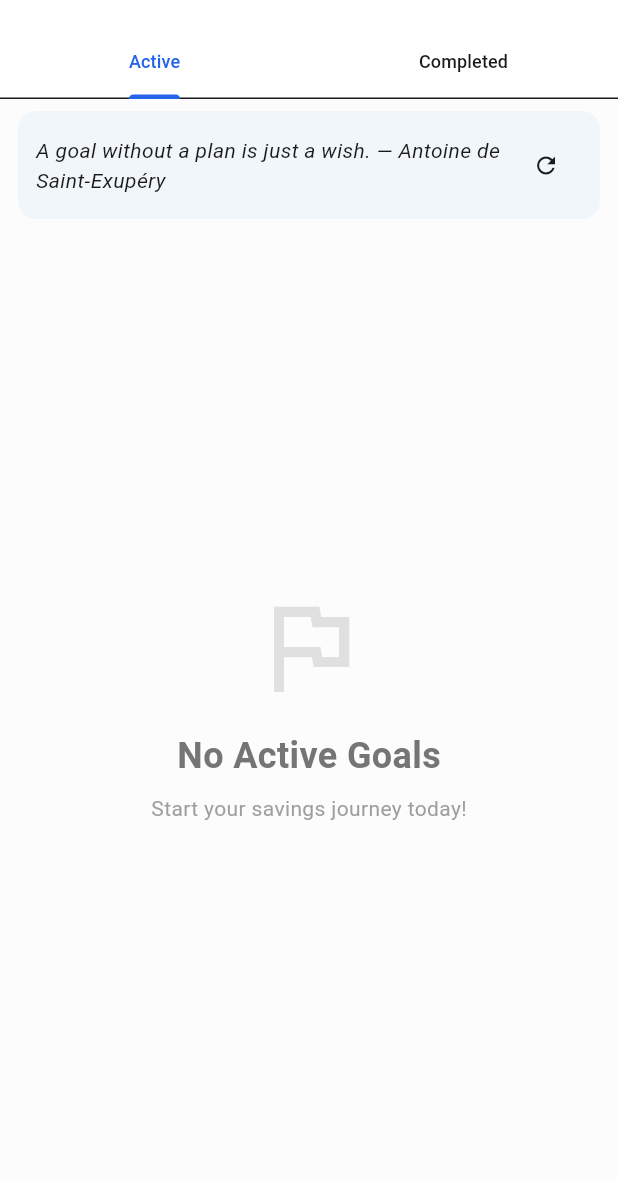
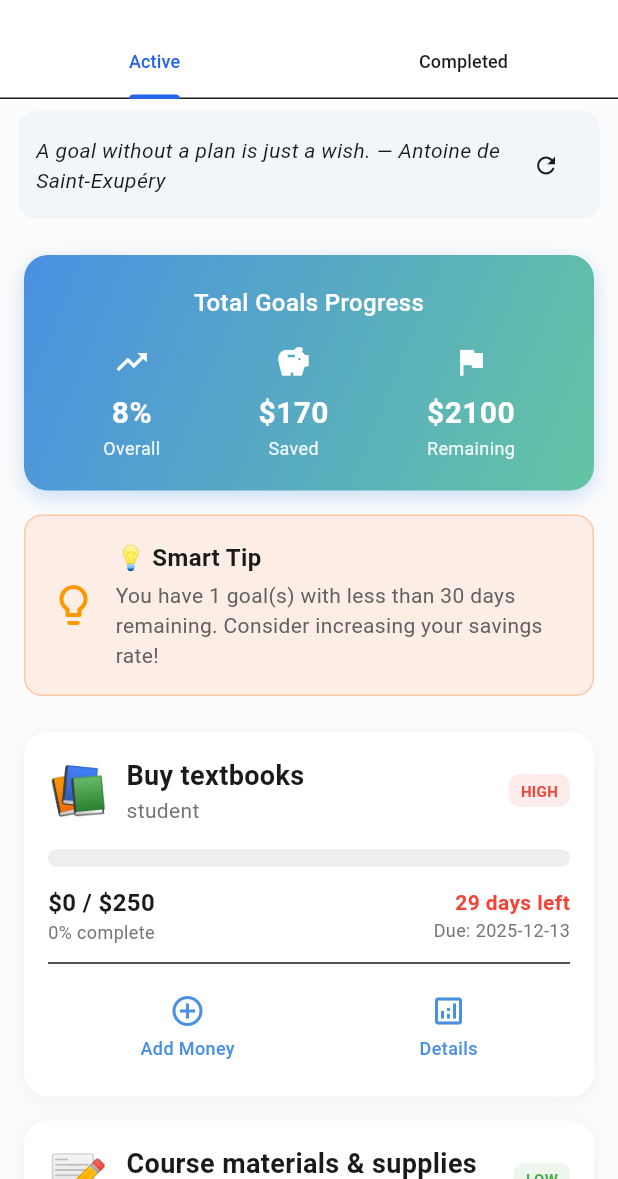
Before and after one commit to Ameni02/Mobile_Project_BrainStack_5SAE5, a Flutter app: the screen it shows after launch, item 4 of the bottom bar chosen, after a tap on "Financial Goals", on a phone screen of 412 x 824 dp, the part 57-1236 px from its top. Run offline on Flutter 3.47's test engine with Material 3 defaults, Android fonts, the phone set to English and light mode, and no system bars; our stand-ins replace fl_chart, flutter_secure_storage, share_plus, shared_preferences, sqflite; missing offline and left inert: excel; accounts and stored records are empty; network calls fail.

```diff
--- a/lib/DB/DB.dart
+++ b/lib/DB/DB.dart
@@ -1,5 +1,6 @@
 import 'package:path/path.dart';
 import 'package:sqflite/sqflite.dart';
+import 'dart:convert'; // pour json.encode
 import '../models/Notes_data.dart';
 
 class DB {
@@ -10,7 +11,7 @@ class DB {
     }
     _db = await openDatabase(
       join(await getDatabasesPath(), 'finance_dashboard.db'),
-      version: 1,
+      version: 3,
       onCreate: (db, version) async {
         await db.execute(
           'CREATE TABLE notes(id INTEGER PRIMARY KEY AUTOINCREMENT, title TEXT, content TEXT, createdAt TEXT, updatedAt TEXT, categoryId INTEGER, isImportant INTEGER, isArchived INTEGER, isPinned INTEGER)',
@@ -18,27 +19,163 @@ class DB {
         await db.execute(
           'CREATE TABLE categoriesNote(id INTEGER PRIMARY KEY AUTOINCREMENT, nom TEXT, couleurHex TEXT)',
         );
+        // Création de la table goals pour les Financial Goals (stocke aussi le JSON complet en colonne data)
+        await db.execute('''
+          CREATE TABLE goals (
+            id TEXT PRIMARY KEY,
+            title TEXT NOT NULL,
+            category TEXT,
+            target REAL NOT NULL,
+            current REAL NOT NULL,
+            deadline TEXT,
+            createdAt TEXT,
+            priority TEXT,
+            description TEXT,
+            emoji TEXT,
+            data TEXT NOT NULL
+          )
+        ''');
         await db.insert('categoriesNote', {'nom': 'Personnel', 'couleurHex': '#2196F3'});
         await db.insert('categoriesNote', {'nom': 'Travail', 'couleurHex': '#FF9800'});
         await db.insert('categoriesNote', {'nom': 'Important', 'couleurHex': '#F44336'});
+        // Peupler la table goals si vide lors de la création
+        await _seedGoals(db);
       },
       onUpgrade: (db, oldVersion, newVersion) async {
         if (oldVersion < 2) {
           await db.execute(
             'CREATE TABLE IF NOT EXISTS categoriesNote(id INTEGER PRIMARY KEY AUTOINCREMENT, nom TEXT, couleurHex TEXT)',
           );
-            // Peupler si vide
+          // Peupler si vide (catégories)
           final count = Sqflite.firstIntValue(await db.rawQuery('SELECT COUNT(*) FROM categoriesNote')) ?? 0;
           if (count == 0) {
             await db.insert('categoriesNote', {'nom': 'Personnel', 'couleurHex': '#2196F3'});
             await db.insert('categoriesNote', {'nom': 'Travail', 'couleurHex': '#FF9800'});
             await db.insert('categoriesNote', {'nom': 'Important', 'couleurHex': '#F44336'});
           }
+          // Migration: créer la table goals si elle n'existe pas
+          await db.execute('''
+            CREATE TABLE IF NOT EXISTS goals (
+              id TEXT PRIMARY KEY,
+              title TEXT NOT NULL,
+              category TEXT,
+              target REAL NOT NULL,
+              current REAL NOT NULL,
+              deadline TEXT,
+              createdAt TEXT,
+              priority TEXT,
+              description TEXT,
+              emoji TEXT,
+              data TEXT NOT NULL
+            )
+          ''');
+        }
+        if (oldVersion < 3) {
+          // Peupler si vide (goals)
+          final countGoals = Sqflite.firstIntValue(await db.rawQuery('SELECT COUNT(*) FROM goals')) ?? 0;
+          if (countGoals == 0) {
+            await _seedGoals(db);
+          }
         }
       },
     );
     print('Chemin de la base de données: ${_db!.path}');
     return _db!;
+  }
+
+  // Insère des objectifs par défaut pour la table goals si elle est vide
+  static Future<void> _seedGoals(Database db) async {
+    final now = DateTime.now();
+    String fmt(DateTime d) => d.toIso8601String().split('T').first;
+    final seeds = [
+      {
+        'id': 'seed_student_1',
+        'title': 'Buy textbooks',
+        'category': 'student',
+        'target': 250.0,
+        'current': 0.0,
+        'deadline': fmt(now.add(const Duration(days: 30))),
+        'createdAt': now.toIso8601String(),
+        'priority': 'high',
+        'description': 'Purchase required textbooks for the semester',
+        'emoji': '\uD83D\uDCDA',
+      },
+      {
+        'id': 'seed_student_2',
+        'title': 'Laptop fund',
+        'category': 'student',
+        'target': 800.0,
+        'current': 100.0,
+        'deadline': fmt(now.add(const Duration(days: 180))),
+        'createdAt': now.toIso8601String(),
+        'priority': 'high',
+        'description': 'Save for a new laptop for coursework',
+        'emoji': '\uD83D\uDCBB',
+      },
+      {
+        'id': 'seed_student_3',
+        'title': 'Study abroad application fees',
+        'category': 'student',
+        'target': 500.0,
+        'current': 0.0,
+        'deadline': fmt(now.add(const Duration(days: 90))),
+        'createdAt': now.toIso8601String(),
+        'priority': 'medium',
+        'description': 'Application and visa fees for exchange program',
+        'emoji': '\u2708\uFE0F',
+      },
+      {
+        'id': 'seed_student_4',
+        'title': 'Course materials & supplies',
+        'category': 'student',
+        'target': 120.0,
+        'current': 20.0,
+        'deadline': fmt(now.add(const Duration(days: 45))),
+        'createdAt': now.toIso8601String(),
+        'priority': 'low',
+        'description': 'Notebooks, stationery and lab supplies',
+        'emoji': '\uD83D\uDCDD',
+      },
+      {
+        'id': 'seed_student_5',
+        'title': 'Emergency fund (student)',
+        'category': 'student',
+        'target': 600.0,
+        'current': 50.0,
+        'deadline': fmt(now.add(const Duration(days: 365))),
+        'createdAt': now.toIso8601String(),
+        'priority': 'medium',
+        'description': 'Short-term emergency buffer for unexpected expenses',
+        'emoji': '\uD83D\uDEDf',
+      },
+    ];
+
+    for (final g in seeds) {
+      final jsonData = json.encode({
+        ...g,
+        'milestones': [],
+        'contributions': [],
+        'isCompleted': false,
+        'isArchived': false,
+      });
+      await db.insert(
+        'goals',
+        {
+          'id': g['id'],
+          'title': g['title'],
+          'category': g['category'],
+          'target': g['target'],
+          'current': g['current'],
+          'deadline': g['deadline'],
+          'createdAt': g['createdAt'],
+          'priority': g['priority'],
+          'description': g['description'],
+          'emoji': g['emoji'],
+          'data': jsonData,
+        },
+        conflictAlgorithm: ConflictAlgorithm.ignore, // ignore si déjà présent
+      );
+    }
   }
 
 
@@ -173,7 +310,8 @@ class DB {
         'nom': category.nom,
         'couleurHex': category.couleurHex,
       },
-      where: 'id = ?',
+      where: 'id = ?'
+,
       whereArgs: [category.id],
     );
   }
--- a/lib/services/goal_db_service.dart
+++ b/lib/services/goal_db_service.dart
@@ -2,53 +2,22 @@
 
 import 'dart:convert';
 
-import 'package:path/path.dart';
 import 'package:sqflite/sqflite.dart';
 
+import '../DB/DB.dart';
 import '../models/goal_model.dart';
 
 /// Service SQLite pour persister uniquement les Financial Goals.
-/// Stocke une table `goals` avec une colonne `data` qui contient le JSON complet
-/// du Goal (y compris milestones et contributions). Les opérations CRUD sont
-/// exposées en tant que méthodes async.
+/// Utilise la base partagée définie dans DB.dart (finance_dashboard.db)
+/// avec une table `goals` dont la colonne `data` contient le JSON complet.
 class GoalDbService {
   static final GoalDbService instance = GoalDbService._init();
-  static Database? _database;
 
   GoalDbService._init();
 
   Future<Database> get database async {
-    if (_database != null) return _database!;
-    _database = await _initDB('goals.db');
-    return _database!;
-  }
-
-  Future<Database> _initDB(String fileName) async {
-    final dbPath = await getDatabasesPath();
-    final path = join(dbPath, fileName);
-    return await openDatabase(
-      path,
-      version: 1,
-      onCreate: _createDB,
-    );
-  }
-
-  Future _createDB(Database db, int version) async {
-    await db.execute('''
-      CREATE TABLE goals (
-        id TEXT PRIMARY KEY,
-        title TEXT NOT NULL,
-        category TEXT,
-        target REAL NOT NULL,
-        current REAL NOT NULL,
-        deadline TEXT,
-        createdAt TEXT,
-        priority TEXT,
-        description TEXT,
-        emoji TEXT,
-        data TEXT NOT NULL
-      )
-    ''');
+    // Récupère la base partagée
+    return await DB.db;
   }
 
   Future<List<Goal>> fetchAllGoals() async {
@@ -116,9 +85,8 @@ class GoalDbService {
     await updateGoal(updated);
   }
 
+  // No-op: la base partagée est gérée globalement par DB.db
   Future<void> close() async {
-    final db = await instance.database;
-    await db.close();
-    _database = null;
+    return;
   }
 }
--- a/tools/list_goals.dart
+++ b/tools/list_goals.dart
@@ -12,7 +12,7 @@ Future<void> main() async {
   databaseFactory = databaseFactoryFfi;
 
   final dbPath = await databaseFactory.getDatabasesPath();
-  final path = p.join(dbPath, 'goals.db');
+  final path = p.join(dbPath, 'finance_dashboard.db');
   print('DB path = $path');
 
   final db = await databaseFactory.openDatabase(path);
--- a/tools/seed_student_goals.dart
+++ b/tools/seed_student_goals.dart
@@ -21,7 +21,8 @@ Future<void> main(List<String> args) async {
     print('Initialisation DB (sqflite ffi) ...');
 
     final dbPath = await databaseFactory.getDatabasesPath();
-    final path = p.join(dbPath, 'goals.db');
+    // Utilise maintenant la base partagée finance_dashboard.db
+    final path = p.join(dbPath, 'finance_dashboard.db');
     print('DB path = $path');
     final db = await databaseFactory.openDatabase(path);
 
@@ -104,6 +105,42 @@ Future<void> main(List<String> args) async {
         description: 'Short-term emergency buffer for unexpected expenses',
         emoji: '🛟',
       ),
+      Goal(
+        id: 'student_${now.millisecondsSinceEpoch}_6',
+        title: 'Scholarship application prep',
+        category: 'student',
+        target: 150.0,
+        current: 0.0,
+        deadline: _fmtDate(now.add(const Duration(days: 25))),
+        createdAt: now,
+        priority: 'medium',
+        description: 'Cover printing, certification, and mailing costs for scholarship applications',
+        emoji: '📝',
+      ),
+      Goal(
+        id: 'student_${now.millisecondsSinceEpoch}_7',
+        title: 'Graduation ceremony costs',
+        category: 'student',
+        target: 300.0,
+        current: 40.0,
+        deadline: _fmtDate(now.add(const Duration(days: 240))),
+        createdAt: now,
+        priority: 'low',
+        description: 'Gown rental, photos, and graduation fees',
+        emoji: '🎓',
+      ),
+      Goal(
+        id: 'student_${now.millisecondsSinceEpoch}_8',
+        title: 'Online course certification',
+        category: 'student',
+        target: 200.0,
+        current: 0.0,
+        deadline: _fmtDate(now.add(const Duration(days: 75))),
+        createdAt: now,
+        priority: 'medium',
+        description: 'Pay for a specialized online certification to boost CV',
+        emoji: '💻',
+      ),
     ];
 
     print('Ajout de ${sampleGoals.length} goals...');
```
Also changed, not shown: lib/components/add_category_component.dart (+19 -19 lines). Lines whose indentation alone changed are shown as unchanged.
